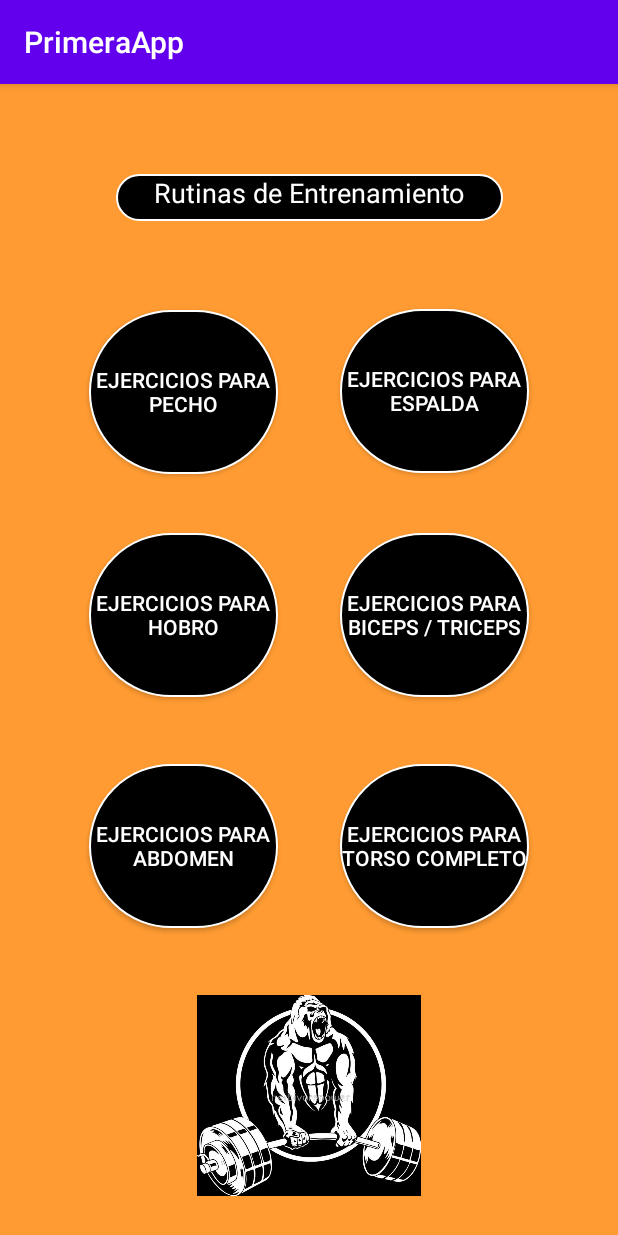
After one commit to AlexC2496/PrimeraApp, an Android app: the MainActivity5Musculacion screen opened directly, with no data from a screen before it, on a phone screen of 412 x 824 dp. The commit adds this screen. Run offline under Robolectric (Android 15) with nearby library versions, the phone set to English and light mode, and no system bars.

Commit message:
30102020

```diff
--- a/app/src/main/AndroidManifest.xml
+++ b/app/src/main/AndroidManifest.xml
@@ -9,7 +9,8 @@
         android:roundIcon="@mipmap/ic_launcher_round"
         android:supportsRtl="true"
         android:theme="@style/AppTheme">
-        <activity android:name=".MainActivity4Principal"></activity>
+        <activity android:name=".MainActivity5Musculacion"></activity>
+        <activity android:name=".MainActivity4Principal" />
         <activity android:name=".MainActivity3_Registrarse" />
         <activity android:name=".MainActivity2_Login" />
         <activity android:name=".MainActivity">
--- /dev/null
+++ b/app/src/main/java/com/example/primeraapp/MainActivity5Musculacion.java
@@ -0,0 +1,14 @@
+package com.example.primeraapp;
+
+import androidx.appcompat.app.AppCompatActivity;
+
+import android.os.Bundle;
+
+public class MainActivity5Musculacion extends AppCompatActivity {
+
+    @Override
+    protected void onCreate(Bundle savedInstanceState) {
+        super.onCreate(savedInstanceState);
+        setContentView(R.layout.activity_main_activity5_musculacion);
+    }
+}
--- /dev/null
+++ b/app/src/main/res/layout/activity_main_activity5_musculacion.xml
@@ -0,0 +1,119 @@
+<?xml version="1.0" encoding="utf-8"?>
+<androidx.constraintlayout.widget.ConstraintLayout xmlns:android="http://schemas.android.com/apk/res/android"
+    xmlns:app="http://schemas.android.com/apk/res-auto"
+    xmlns:tools="http://schemas.android.com/tools"
+    android:layout_width="match_parent"
+    android:layout_height="match_parent"
+    android:background="@color/colorFondo"
+    tools:context=".MainActivity5Musculacion">
+
+    <Button
+        android:id="@+id/button16"
+        android:layout_width="126dp"
+        android:layout_height="109dp"
+        android:background="@drawable/button_ro"
+        android:text="Ejercicios para Torso Completo"
+        android:textColor="@color/colorBordes"
+        app:layout_constraintBottom_toBottomOf="parent"
+        app:layout_constraintEnd_toEndOf="parent"
+        app:layout_constraintHorizontal_bias="0.792"
+        app:layout_constraintStart_toStartOf="parent"
+        app:layout_constraintTop_toTopOf="parent"
+        app:layout_constraintVertical_bias="0.688" />
+
+    <Button
+        android:id="@+id/button15"
+        android:layout_width="126dp"
+        android:layout_height="109dp"
+        android:background="@drawable/button_ro"
+        android:text="Ejercicios para Abdomen"
+        android:textColor="@color/colorBordes"
+        app:layout_constraintBottom_toBottomOf="parent"
+        app:layout_constraintEnd_toEndOf="parent"
+        app:layout_constraintHorizontal_bias="0.207"
+        app:layout_constraintStart_toStartOf="parent"
+        app:layout_constraintTop_toTopOf="parent"
+        app:layout_constraintVertical_bias="0.688" />
+
+    <Button
+        android:id="@+id/button13"
+        android:layout_width="126dp"
+        android:layout_height="109dp"
+        android:background="@drawable/button_ro"
+        android:text="Ejercicios para Espalda"
+        android:textColor="@color/colorBordes"
+        app:layout_constraintBottom_toBottomOf="parent"
+        app:layout_constraintEnd_toEndOf="parent"
+        app:layout_constraintHorizontal_bias="0.792"
+        app:layout_constraintStart_toStartOf="parent"
+        app:layout_constraintTop_toTopOf="parent"
+        app:layout_constraintVertical_bias="0.228" />
+
+    <Button
+        android:id="@+id/button12"
+        android:layout_width="126dp"
+        android:layout_height="109dp"
+        android:background="@drawable/button_ro"
+        android:text="Ejercicios para Hobro"
+        android:textColor="@color/colorBordes"
+        app:layout_constraintBottom_toBottomOf="parent"
+        app:layout_constraintEnd_toEndOf="parent"
+        app:layout_constraintHorizontal_bias="0.207"
+        app:layout_constraintStart_toStartOf="parent"
+        app:layout_constraintTop_toTopOf="parent"
+        app:layout_constraintVertical_bias="0.454" />
+
+    <Button
+        android:id="@+id/button14"
+        android:layout_width="126dp"
+        android:layout_height="109dp"
+        android:background="@drawable/button_ro"
+        android:text="Ejercicios para Biceps / Triceps"
+        android:textColor="@color/colorBordes"
+        app:layout_constraintBottom_toBottomOf="parent"
+        app:layout_constraintEnd_toEndOf="parent"
+        app:layout_constraintHorizontal_bias="0.792"
+        app:layout_constraintStart_toStartOf="parent"
+        app:layout_constraintTop_toTopOf="parent"
+        app:layout_constraintVertical_bias="0.454" />
+
+    <Button
+        android:id="@+id/button2"
+        android:layout_width="126dp"
+        android:layout_height="109dp"
+        android:background="@drawable/button_ro"
+        android:text="Ejercicios para Pecho"
+        android:textColor="@color/colorBordes"
+        app:layout_constraintBottom_toBottomOf="parent"
+        app:layout_constraintEnd_toEndOf="parent"
+        app:layout_constraintHorizontal_bias="0.207"
+        app:layout_constraintStart_toStartOf="parent"
+        app:layout_constraintTop_toTopOf="parent"
+        app:layout_constraintVertical_bias="0.229" />
+
+    <TextView
+        android:id="@+id/textView3"
+        android:layout_width="258dp"
+        android:layout_height="31dp"
+        android:background="@drawable/button_ro"
+        android:text="Rutinas de Entrenamiento"
+        android:textAlignment="center"
+        android:textColor="@color/colorBordes"
+        android:textSize="18sp"
+        app:layout_constraintBottom_toBottomOf="parent"
+        app:layout_constraintEnd_toEndOf="parent"
+        app:layout_constraintStart_toStartOf="parent"
+        app:layout_constraintTop_toTopOf="parent"
+        app:layout_constraintVertical_bias="0.081" />
+
+    <ImageView
+        android:id="@+id/imageView12"
+        android:layout_width="match_parent"
+        android:layout_height="134dp"
+        app:layout_constraintBottom_toBottomOf="parent"
+        app:layout_constraintEnd_toEndOf="parent"
+        app:layout_constraintStart_toStartOf="parent"
+        app:layout_constraintTop_toTopOf="parent"
+        app:layout_constraintVertical_bias="0.958"
+        app:srcCompat="@drawable/inicio" />
+</androidx.constraintlayout.widget.ConstraintLayout>
```
Also changed, not shown: app/src/main/res/layout-land/activity_main.xml (+1 -107 lines), app/src/main/res/layout/activity_main_activity4_principal.xml (+4 -4 lines).
